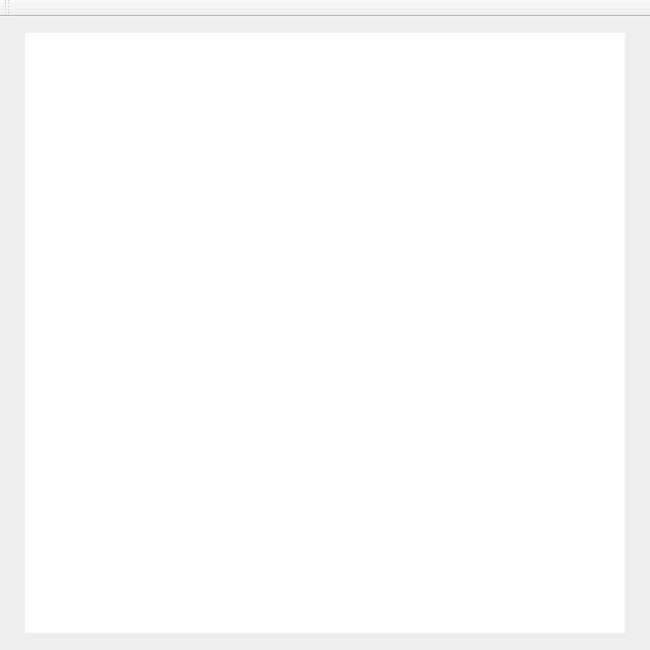
Above: SpriteEditor/mainwindow.ui from solosoren/Sprite-Editor before the change. Below: the same form after it.
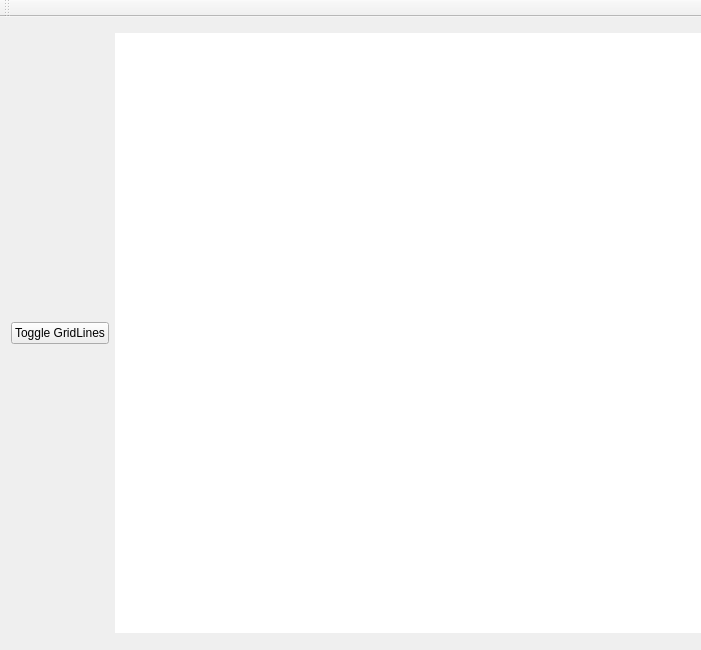
That is the form after the change.

Commit message: added handle gridlines button to ui, implemented method to handle gridlines in project

The edit to the form file:
```diff
--- a/SpriteEditor/mainwindow.ui
+++ b/SpriteEditor/mainwindow.ui
@@ -6,7 +6,7 @@
    <rect>
     <x>0</x>
     <y>0</y>
-    <width>650</width>
+    <width>701</width>
     <height>650</height>
    </rect>
   </property>
@@ -21,6 +21,13 @@
   </property>
   <widget class="QWidget" name="centralWidget">
    <layout class="QHBoxLayout" name="horizontalLayout">
+    <item>
+     <widget class="QPushButton" name="toggleGridlinesButton">
+      <property name="text">
+       <string>Toggle GridLines</string>
+      </property>
+     </widget>
+    </item>
     <item>
      <widget class="QGraphicsView" name="graphicsView">
       <property name="minimumSize">
```
The commit also changes 4 other files.
